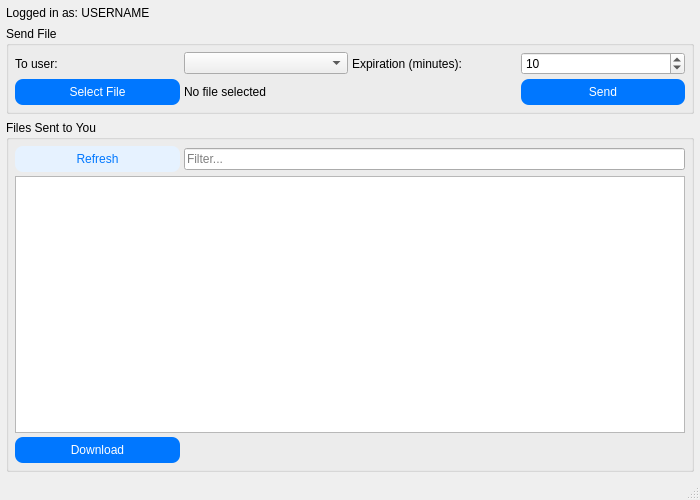
First picture: the form in pyqt5_laptop/Client/sendfile_window.ui, repository Nyelox/CloudDrop, before the edit.
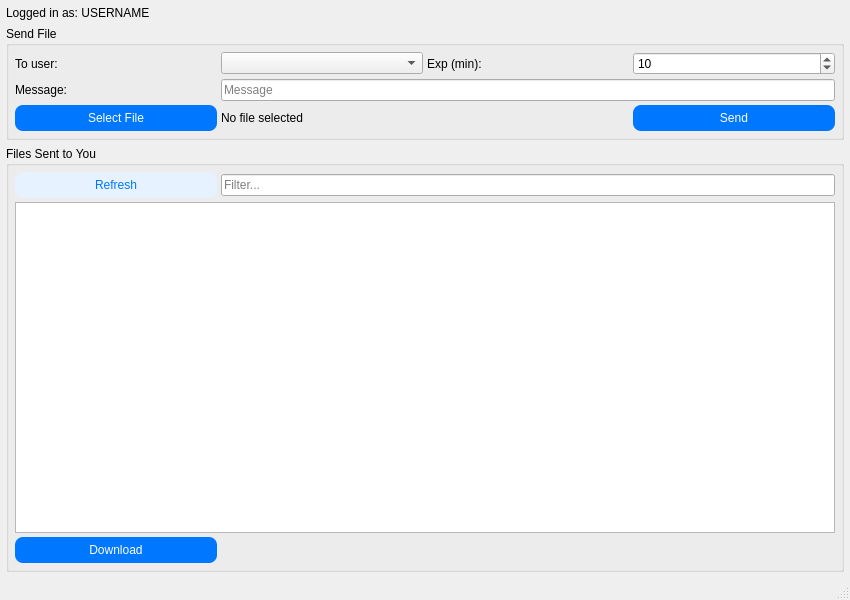
Second picture: the form after the edit.

Patch:
```diff
--- a/pyqt5_laptop/Client/sendfile_window.ui
+++ b/pyqt5_laptop/Client/sendfile_window.ui
@@ -6,8 +6,8 @@
    <rect>
     <x>0</x>
     <y>0</y>
-    <width>700</width>
-    <height>500</height>
+    <width>850</width>
+    <height>600</height>
    </rect>
   </property>
   <property name="windowTitle">
@@ -108,7 +108,7 @@
        <item row="1" column="2">
         <widget class="QLabel" name="label_minutes">
          <property name="text">
-          <string>Expiration (minutes):</string>
+          <string>Exp (min):</string>
          </property>
         </widget>
        </item>
@@ -127,6 +127,20 @@
          </property>
         </widget>
        </item>
+       <item row="2" column="0">
+        <widget class="QLabel" name="label_msg">
+         <property name="text">
+          <string>Message:</string>
+         </property>
+        </widget>
+       </item>
+       <item row="2" column="1" colspan="3">
+        <widget class="QLineEdit" name="input_file_message">
+         <property name="placeholderText">
+          <string>Message</string>
+         </property>
+        </widget>
+       </item>
       </layout>
      </widget>
     </item>
```
